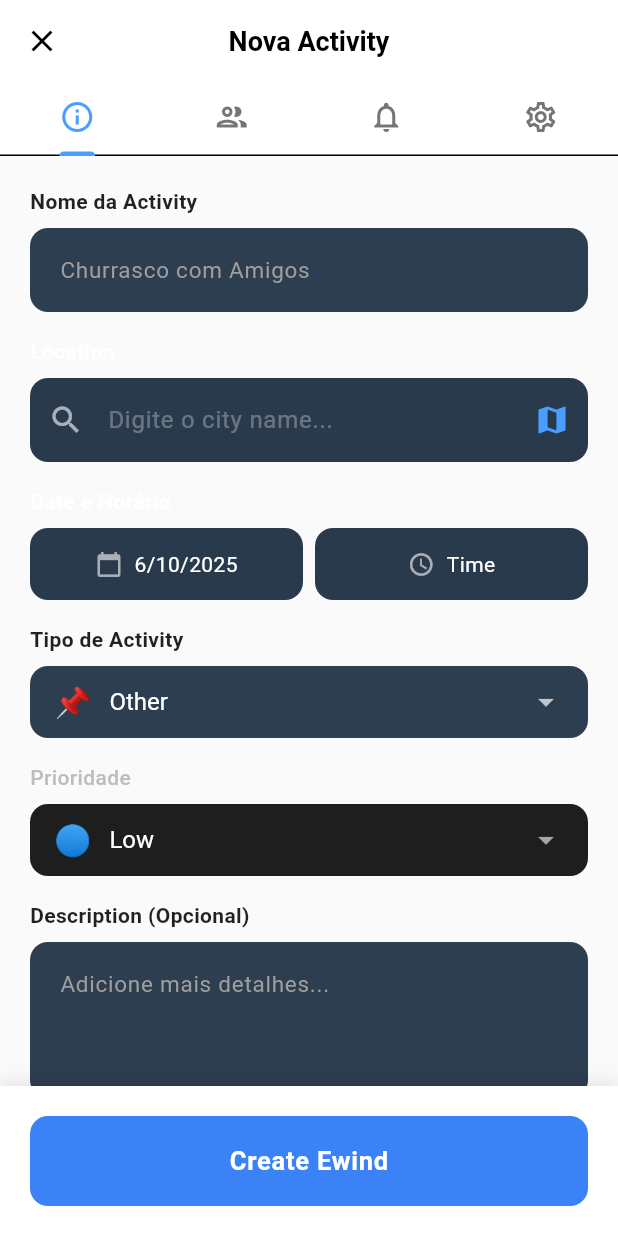
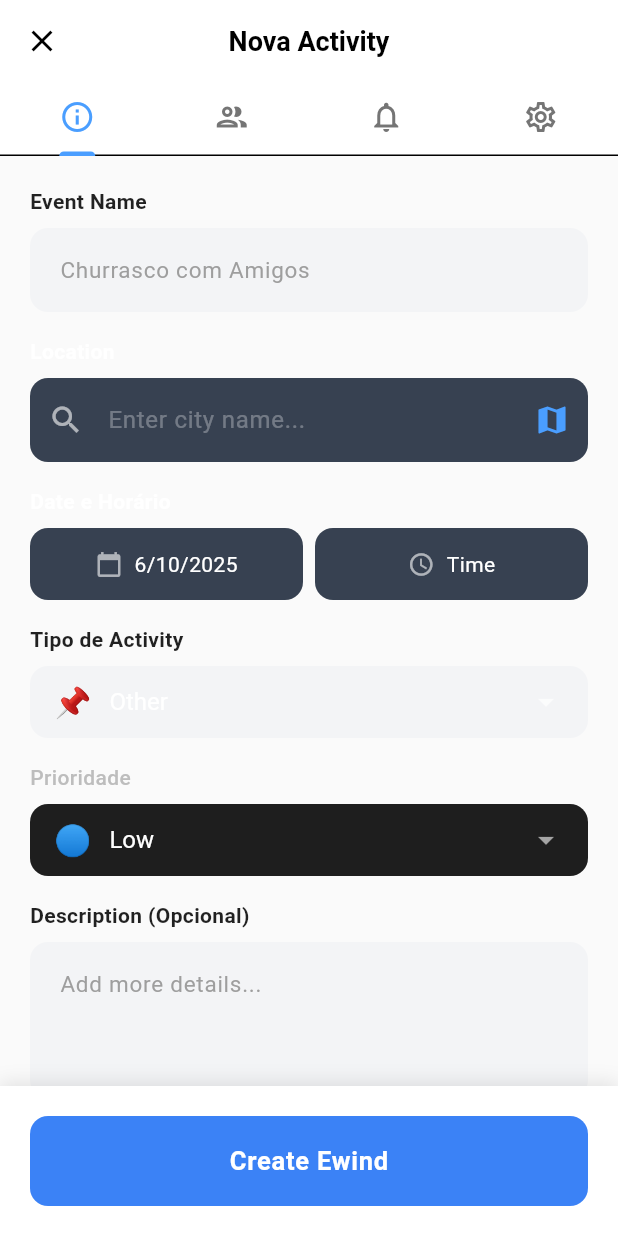
Before and after one commit to VLab-Software/Climetry, a Flutter app: the NewActivityScreen screen opened directly, on a phone screen of 412 x 824 dp. Run offline on Flutter 3.47's test engine with Material 3 defaults, Android fonts, the phone set to English and light mode, and no system bars; our stand-ins replace cached_network_image, cloud_firestore, firebase_auth, firebase_core, firebase_messaging, firebase_storage and 11 more; missing offline and left inert: add_2_calendar; accounts and stored records are empty.

Commit message:
fix: improve input colors + comprehensive English README

```diff
--- a/lib/src/features/activities/presentation/screens/new_activity_screen.dart
+++ b/lib/src/features/activities/presentation/screens/new_activity_screen.dart
@@ -175,7 +175,7 @@ class _NewActivityScreenState extends State<NewActivityScreen> with SingleTicker
         children: [
           _buildTextField(
             controller: _titleController,
-            label: 'Nome da Activity',
+            label: 'Event Name',
             hint: 'Churrasco com Amigos',
             validator: (value) {
               if (value == null || value.isEmpty) {
@@ -196,7 +196,7 @@ class _NewActivityScreenState extends State<NewActivityScreen> with SingleTicker
           _buildTextField(
             controller: _descriptionController,
             label: 'Description (Opcional)',
-            hint: 'Adicione mais detalhes...',
+            hint: 'Add more details...',
             maxLines: 3,
           ),
         ],
@@ -249,7 +249,7 @@ class _NewActivityScreenState extends State<NewActivityScreen> with SingleTicker
           ),
           const SizedBox(height: 8),
           Text(
-            'Selecione as condições climáticas que você deseja monitorar',
+            'Select the weather conditions you want to monitor',
             style: TextStyle(
               fontSize: 14,
               color: isDark ? Colors.grey[400] : Colors.grey[600],
@@ -282,7 +282,7 @@ class _NewActivityScreenState extends State<NewActivityScreen> with SingleTicker
         width: double.infinity,
         padding: const EdgeInsets.all(20),
         decoration: BoxDecoration(
-          color: isDark ? const Color(0xFF2A3A4D) : Colors.white,
+          color: isDark ? const Color(0xFF374151) : Colors.white,
           boxShadow: [
             BoxShadow(
               color: Colors.black.withOpacity(0.1),
@@ -411,7 +411,7 @@ class _NewActivityScreenState extends State<NewActivityScreen> with SingleTicker
           decoration: InputDecoration(
             hintText: hint,
             hintStyle: TextStyle(
-              color: isDark ? Colors.white.withOpacity(0.3) : Colors.grey[500],
+              color: isDark ? Colors.white.withOpacity(0.5) : Colors.grey[500],
               fontSize: 15,
             ),
             prefixIcon: prefixIcon != null
@@ -422,7 +422,7 @@ class _NewActivityScreenState extends State<NewActivityScreen> with SingleTicker
                 : null,
             suffixIcon: suffixIcon,
             filled: true,
-            fillColor: isDark ? const Color(0xFF2A3A4D) : const Color(0xFF2D3E50),
+            fillColor: isDark ? const Color(0xFF374151) : const Color(0xFFF3F4F6),
             border: OutlineInputBorder(
               borderRadius: BorderRadius.circular(12),
               borderSide: BorderSide.none,
@@ -462,7 +462,7 @@ class _NewActivityScreenState extends State<NewActivityScreen> with SingleTicker
           child: Container(
             padding: const EdgeInsets.all(16),
             decoration: BoxDecoration(
-              color: isDark ? const Color(0xFF2A3A4D) : const Color(0xFF2D3E50),
+              color: isDark ? const Color(0xFF374151) : const Color(0xFFF3F4F6),
               borderRadius: BorderRadius.circular(12),
               border: Border.all(
                 color: _selectedParticipants.isNotEmpty
@@ -525,7 +525,7 @@ class _NewActivityScreenState extends State<NewActivityScreen> with SingleTicker
                     '${participant.name} ${participant.role == EventRole.admin ? "👑" : participant.role == EventRole.moderator ? "🎖️" : ""}',
                     style: const TextStyle(fontSize: 12),
                   ),
-                  backgroundColor: const Color(0xFF2A3A4D),
+                  backgroundColor: const Color(0xFF374151),
                   labelStyle: const TextStyle(color: Colors.white),
                   deleteIcon: const Icon(Icons.close, size: 16, color: Colors.white60),
                   onDeleted: () {
@@ -556,7 +556,7 @@ class _NewActivityScreenState extends State<NewActivityScreen> with SingleTicker
         const SizedBox(height: 8),
         LocationAutocompleteField(
           controller: _locationController,
-          hintText: 'Digite o city name...',
+          hintText: 'Enter city name...',
           prefixIcon: Icons.search,
           suffixIcon: IconButton(
             icon: const Icon(Icons.map, color: Color(0xFF4A9EFF)),
@@ -582,11 +582,11 @@ class _NewActivityScreenState extends State<NewActivityScreen> with SingleTicker
                   ],
                 ),
                 duration: const Duration(seconds: 2),
-                backgroundColor: const Color(0xFF2A3A4D),
+                backgroundColor: const Color(0xFF374151),
               ),
             );
           },
-          backgroundColor: const Color(0xFF2A3A4D),
+          backgroundColor: const Color(0xFF374151),
           textColor: Colors.white,
           validator: (value) {
             if (value == null || value.isEmpty) {
@@ -654,14 +654,14 @@ class _NewActivityScreenState extends State<NewActivityScreen> with SingleTicker
         Container(
           padding: const EdgeInsets.symmetric(horizontal: 16),
           decoration: BoxDecoration(
-            color: isDark ? const Color(0xFF2A3A4D) : const Color(0xFF2D3E50),
+            color: isDark ? const Color(0xFF374151) : const Color(0xFFF3F4F6),
             borderRadius: BorderRadius.circular(12),
           ),
           child: DropdownButton<ActivityType>(
             value: _selectedType,
             isExpanded: true,
             underline: const SizedBox.shrink(),
-            dropdownColor: isDark ? const Color(0xFF2A3A4D) : const Color(0xFF2D3E50),
+            dropdownColor: isDark ? const Color(0xFF374151) : const Color(0xFFF3F4F6),
             style: TextStyle(
               color: isDark ? Colors.white : Colors.white,
               fontSize: 16,
@@ -704,7 +704,7 @@ class _NewActivityScreenState extends State<NewActivityScreen> with SingleTicker
       child: Container(
         padding: const EdgeInsets.symmetric(vertical: 14, horizontal: 12),
         decoration: BoxDecoration(
-          color: const Color(0xFF2A3A4D),
+          color: const Color(0xFF374151),
           borderRadius: BorderRadius.circular(12),
         ),
         child: Row(
@@ -837,7 +837,7 @@ class _NewActivityScreenState extends State<NewActivityScreen> with SingleTicker
         const SizedBox(height: 8),
         Container(
           decoration: BoxDecoration(
-            color: isDark ? const Color(0xFF2A3A4D) : Colors.white,
+            color: isDark ? const Color(0xFF374151) : Colors.white,
             borderRadius: BorderRadius.circular(12),
             border: Border.all(
               color: isDark ? Colors.white.withOpacity(0.1) : Colors.grey[300]!,
@@ -907,7 +907,7 @@ class _NewActivityScreenState extends State<NewActivityScreen> with SingleTicker
                 controller: _tagsController,
                 style: const TextStyle(color: Colors.white),
                 decoration: InputDecoration(
-                  hintText: 'Digite uma tag e pressione Enter',
+                  hintText: 'Enter a tag and press Enter',
                   hintStyle: TextStyle(color: Colors.grey[600]),
                   border: InputBorder.none,
                   contentPadding: const EdgeInsets.all(16),
--- a/lib/src/features/auth/presentation/screens/register_screen.dart
+++ b/lib/src/features/auth/presentation/screens/register_screen.dart
@@ -380,7 +380,7 @@ class _RegisterScreenState extends State<RegisterScreen> {
                 ),
                 Expanded(
                   child: Text(
-                    'Aceito os termos de uso e política de privacidade',
+                    'I accept the terms of use and privacy policy',
                     style: TextStyle(
                       color: Colors.white.withOpacity(0.8),
                       fontSize: 14,
--- a/lib/src/features/home/presentation/screens/home_screen.dart
+++ b/lib/src/features/home/presentation/screens/home_screen.dart
@@ -253,7 +253,7 @@ class _HomeScreenState extends State<HomeScreen>
                       ),
                       SizedBox(height: 8),
                       Text(
-                        'Adicione ewinds na aba Ewinds',
+                        'Add ewinds in the Ewinds tab',
                         style: TextStyle(fontSize: 14, color: Colors.grey),
                       ),
                     ],
```
Also changed, not shown: 1 other file.
